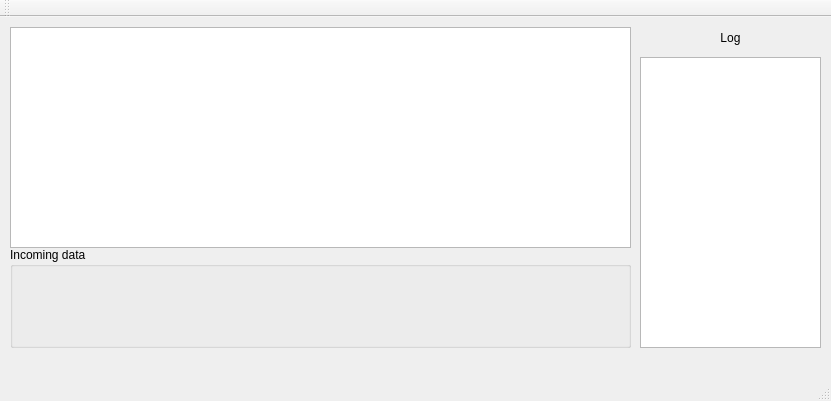
Old version of the form mainwindow.ui in the repository sas26031962/Sqlite_Example0.
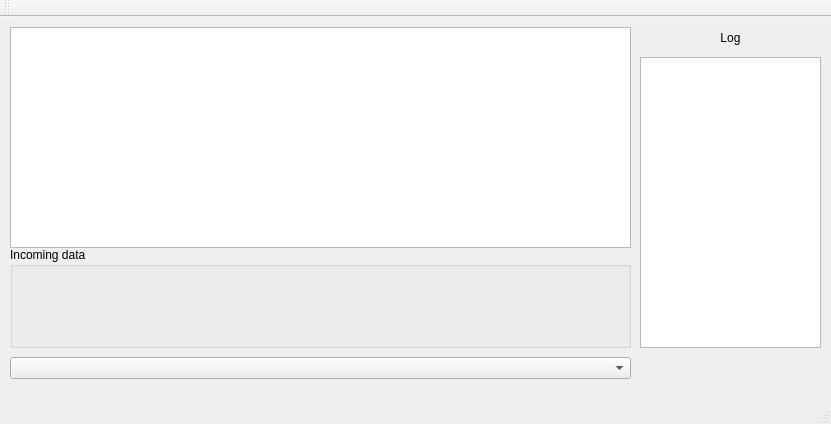
New version of the form.

Diff of the .ui file:
```diff
--- a/mainwindow.ui
+++ b/mainwindow.ui
@@ -7,7 +7,7 @@
     <x>0</x>
     <y>0</y>
     <width>831</width>
-    <height>401</height>
+    <height>424</height>
    </rect>
   </property>
   <property name="windowTitle">
@@ -63,6 +63,16 @@
      <string>Incoming data</string>
     </property>
    </widget>
+   <widget class="QComboBox" name="comboBoxHistory">
+    <property name="geometry">
+     <rect>
+      <x>10</x>
+      <y>340</y>
+      <width>621</width>
+      <height>22</height>
+     </rect>
+    </property>
+   </widget>
   </widget>
   <widget class="QMenuBar" name="menuBar">
    <property name="geometry">
```
